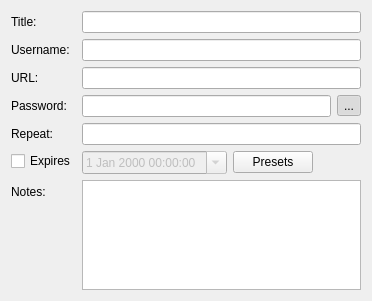
The window that src/gui/entry/EditEntryWidgetMain.ui (danilovsergei/keepassx-gdrive) describes before a commit, drawn with Qt 5.
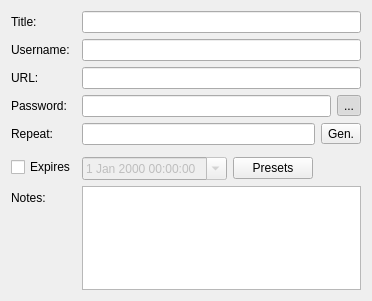
The same window after the commit. Custom widgets are drawn as their Qt base class.

Commit message:
Add dummy PasswordGeneratorWidget.
Refs #52

```diff
--- a/src/gui/entry/EditEntryWidgetMain.ui
+++ b/src/gui/entry/EditEntryWidgetMain.ui
@@ -75,28 +75,45 @@
      </item>
     </layout>
    </item>
-   <item row="4" column="0">
+   <item row="5" column="0">
     <widget class="QLabel" name="passwordRepeatLabel">
      <property name="text">
       <string>Repeat:</string>
      </property>
     </widget>
    </item>
-   <item row="4" column="1">
+   <item row="5" column="1">
+    <layout class="QHBoxLayout" name="horizontalLayout_4">
+     <item>
     <widget class="QLineEdit" name="passwordRepeatEdit">
      <property name="echoMode">
       <enum>QLineEdit::Password</enum>
      </property>
     </widget>
    </item>
-   <item row="5" column="0">
+     <item>
+      <widget class="QToolButton" name="tooglePasswordGeneratorButton">
+       <property name="text">
+        <string>Gen.</string>
+       </property>
+       <property name="checkable">
+        <bool>true</bool>
+       </property>
+      </widget>
+     </item>
+    </layout>
+   </item>
+   <item row="6" column="1">
+    <widget class="PasswordGeneratorWidget" name="passwordGenerator" native="true"/>
+   </item>
+   <item row="7" column="0">
     <widget class="QCheckBox" name="expireCheck">
      <property name="text">
       <string>Expires</string>
      </property>
     </widget>
    </item>
-   <item row="5" column="1">
+   <item row="7" column="1">
     <layout class="QHBoxLayout" name="horizontalLayout_2">
      <item>
       <widget class="QDateTimeEdit" name="expireDatePicker">
@@ -117,14 +134,14 @@
      </item>
     </layout>
    </item>
-   <item row="6" column="0">
+   <item row="8" column="0">
     <widget class="QLabel" name="notesLabel">
      <property name="text">
       <string>Notes:</string>
      </property>
     </widget>
    </item>
-   <item row="6" column="1">
+   <item row="8" column="1">
     <widget class="QPlainTextEdit" name="notesEdit">
      <property name="sizePolicy">
       <sizepolicy hsizetype="Expanding" vsizetype="Expanding">
@@ -136,6 +153,14 @@
    </item>
   </layout>
  </widget>
+ <customwidgets>
+  <customwidget>
+   <class>PasswordGeneratorWidget</class>
+   <extends>QWidget</extends>
+   <header>gui/PasswordGeneratorWidget.h</header>
+   <container>1</container>
+  </customwidget>
+ </customwidgets>
  <tabstops>
   <tabstop>titleEdit</tabstop>
   <tabstop>usernameEdit</tabstop>
```
Left out of the diff: 2 changed lines with no effect on the pictures. Lines whose indentation alone changed are shown as unchanged. The commit also changes 6 other files.
